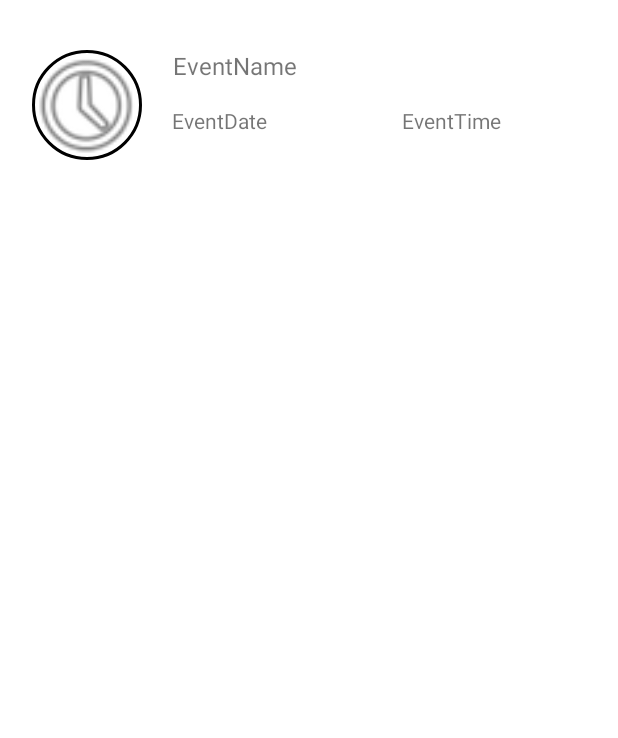
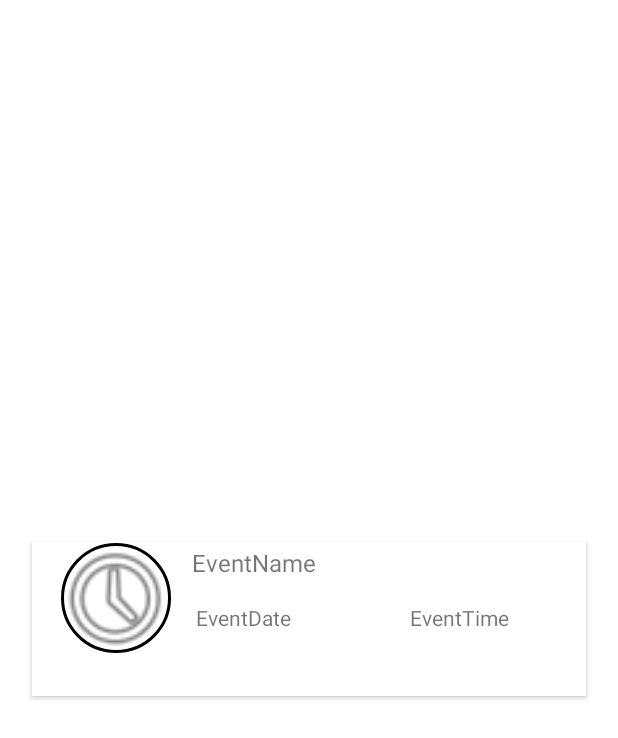
Before and after one commit to purva-n/MAD_ProjectAssignment_Team16, an Android app: the layout activity_recycler_template.xml on its own in the app's theme, with its tools: preview values and no code run, on a phone screen of 412 x 824 dp. Shown: the top 738 px of the screen. Run offline under Robolectric (Android 15) with nearby library versions, the phone set to English and light mode, and no system bars.

Commit message:
Used card layout in template

```diff
--- a/AtYourService/app/src/main/res/layout/activity_recycler_template.xml
+++ b/AtYourService/app/src/main/res/layout/activity_recycler_template.xml
@@ -4,6 +4,23 @@
     xmlns:tools="http://schemas.android.com/tools"
     android:layout_width="match_parent"
     android:layout_height="match_parent">
+
+    <androidx.cardview.widget.CardView
+        android:layout_width="369dp"
+        android:layout_height="103dp"
+        app:cardCornerRadius="0dp"
+        app:layout_constraintBottom_toBottomOf="parent"
+        app:layout_constraintEnd_toEndOf="parent"
+        app:layout_constraintStart_toStartOf="parent"
+        app:layout_constraintTop_toTopOf="parent">
+
+        <androidx.constraintlayout.widget.ConstraintLayout
+            android:id="@+id/cardContraint"
+            android:layout_width="match_parent"
+            android:layout_height="101dp"
+
+            tools:layout_editor_absoluteX="16dp"
+            tools:layout_editor_absoluteY="171dp">
 
             <TextView
                 android:id="@+id/eventName"
@@ -56,4 +73,10 @@
                 app:layout_constraintHorizontal_bias="0.285"
                 app:layout_constraintStart_toEndOf="@+id/eventDate"
                 app:layout_constraintTop_toBottomOf="@+id/eventName" />
+
         </androidx.constraintlayout.widget.ConstraintLayout>
+
+    </androidx.cardview.widget.CardView>
+
+
+</androidx.constraintlayout.widget.ConstraintLayout>
```
Lines whose indentation alone changed are shown as unchanged.
